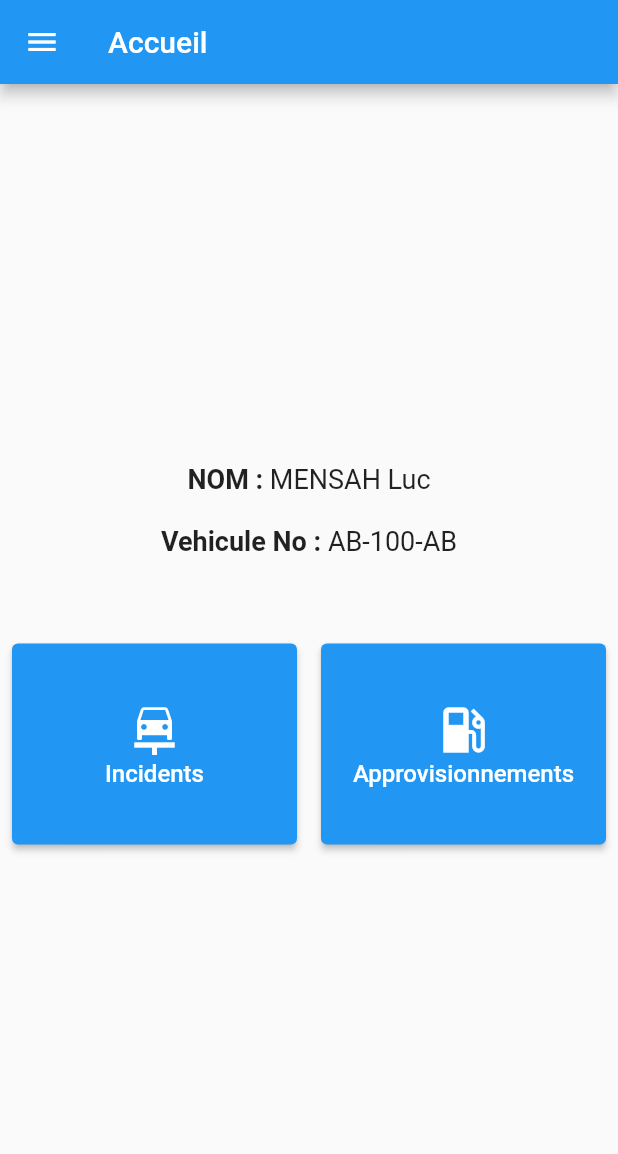
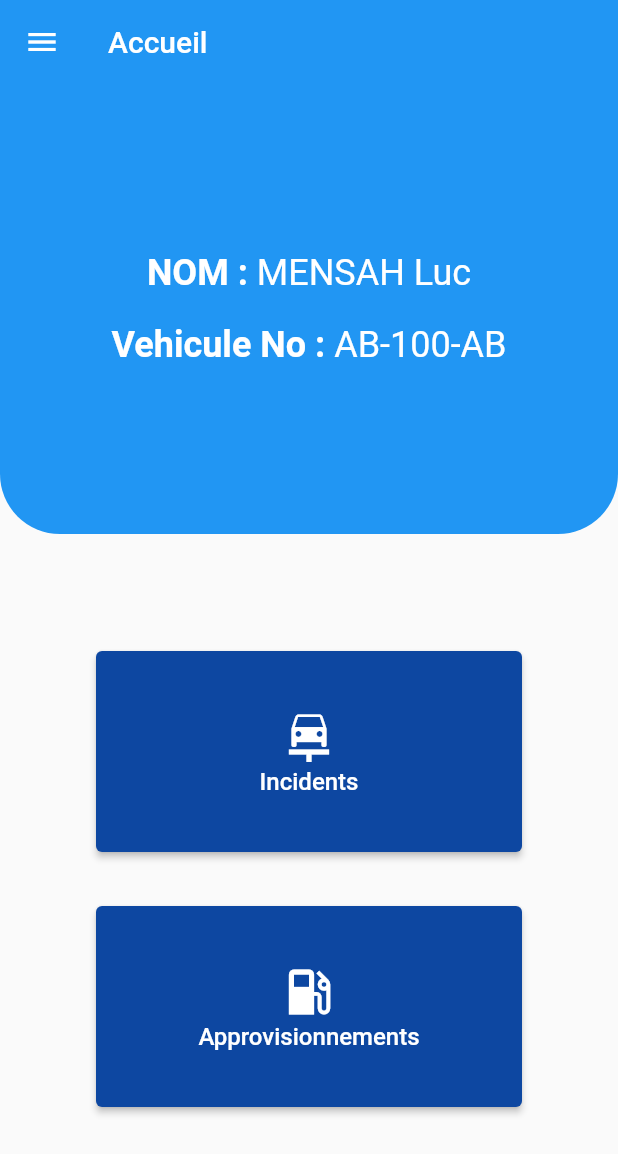
Before and after one commit to iamSangohan/cars_manager, a Flutter app: the AccueilScreen screen opened directly, on a phone screen of 412 x 824 dp. Shown: the top 1154 px of the screen. Run offline on Flutter 3.47's test engine with Material 2 defaults, Android fonts, the light colour scheme and no system bars.

Commit message:
#style : UI layout and add custom font family

```diff
--- a/lib/app_screens/accueil.dart
+++ b/lib/app_screens/accueil.dart
@@ -12,38 +12,86 @@ class AccueilScreen extends StatelessWidget {
       drawer: const FenetreNavigation(),
       appBar: AppBar(
         title: const Text('Accueil'),
+        shadowColor: Colors.transparent,
       ),
       body: Column(
+        // mainAxisAlignment: MainAxisAlignment.center,
+        children: [
+          Container(
+            height: 300.0,
+            color: Colors.transparent,
+            child: Container(
+              decoration: const BoxDecoration(
+                color: Colors.blue,
+                borderRadius: BorderRadius.only(
+                  bottomLeft: Radius.circular(40.0),
+                  bottomRight: Radius.circular(40.0),
+                )
+              ),
+              child: const Column(
                 mainAxisAlignment: MainAxisAlignment.center,
                 children: [
-          const Row(
+                  Row(
                     // Ligne avec les informations de l'utilisateur
                     mainAxisAlignment: MainAxisAlignment.center,
                     children: [
-              Text('NOM : ', style: TextStyle(fontWeight: FontWeight.bold, fontSize: 18)),
-              Text("MENSAH Luc", style: TextStyle(fontSize: 18)),
+                      Text('NOM : ',
+                        style: TextStyle(
+                          fontWeight: FontWeight.bold,
+                          fontSize: 24,
+                          fontFamily: 'Roboto',
+                          color: Colors.white
+                        )
+                      ),
+                      Text("MENSAH Luc",
+                        style: TextStyle(
+                          fontSize: 24,
+                          fontFamily: 'Roboto',
+                          color: Colors.white
+                        )
+                      ),
                     ],
                   ),
-          const SizedBox(height: 20),
-          const Row(
+                  SizedBox(height: 20),
+                  Row(
                     // Ligne avec les informations sur le vehicule de l'utilisateur
                     mainAxisAlignment: MainAxisAlignment.center,
                     children: [
-              Text('Vehicule No : ', style: TextStyle(fontWeight: FontWeight.bold, fontSize: 18)),
-              Text("AB-100-AB", style: TextStyle(fontSize: 18)),
+                      Text('Vehicule No : ',
+                        style: TextStyle(
+                          fontWeight: FontWeight.bold,
+                          fontSize: 24,
+                          fontFamily: 'Roboto',
+                          color: Colors.white
+                        )
+                      ),
+                      Text("AB-100-AB",
+                        style: TextStyle(
+                          fontSize: 24,
+                          fontFamily: 'Roboto',
+                          color: Colors.white
+                        )
+                      ),
                     ],
                   ),
-          const SizedBox(height: 50),
-          Row(
+                ],
+              ),
+            ),
+          ),
+          const SizedBox(height: 70),
+          Column(
             mainAxisAlignment: MainAxisAlignment.center,
             children: [
               // Deux boutons de meme taille au centre avec une image dans chaque bouton pour Incidents et Approvisionnements
-              Expanded(
-                child: SizedBox(
+              SizedBox(
                 height: 150,
+                width: 300,
                 child: Padding(
                   padding: const EdgeInsets.all(8.0),
                   child: ElevatedButton(
+                    style: ElevatedButton.styleFrom(
+                      backgroundColor: Colors.blue[900],
+                    ),
                     onPressed: () {
                       Navigator.of(context).push(MaterialPageRoute(
                         builder: (context) => const IncidentIndex(),
@@ -59,25 +107,27 @@ class AccueilScreen extends StatelessWidget {
                   ),
                 ),
               ),
-              ),
-              Expanded(
-                child: SizedBox(
+              const SizedBox(height: 20),
+              SizedBox(
                 height: 150,
+                width: 300,
                 child: Padding(
                   padding: const EdgeInsets.all(8.0),
                   child: ElevatedButton(
+                    style: ElevatedButton.styleFrom(
+                      backgroundColor: Colors.blue[900],
+                    ),
                     onPressed: () {
                       Navigator.of(context).push(MaterialPageRoute(
                         builder: (context) => const ApprovisIndex(),
                       ));
                     },
-                      child: Column(
+                    child: const Column(
                       mainAxisAlignment: MainAxisAlignment.center,
-                        children: const [
+                      children: [
                         Icon(Icons.local_gas_station, size: 40),
                         Text('Approvisionnements', style: TextStyle(fontSize: 16)),
                       ],
-                      ),
                     ),
                   ),
                 ),
```
Also changed, not shown: pubspec.yaml (+8 -0 lines). Lines whose indentation alone changed are shown as unchanged.
